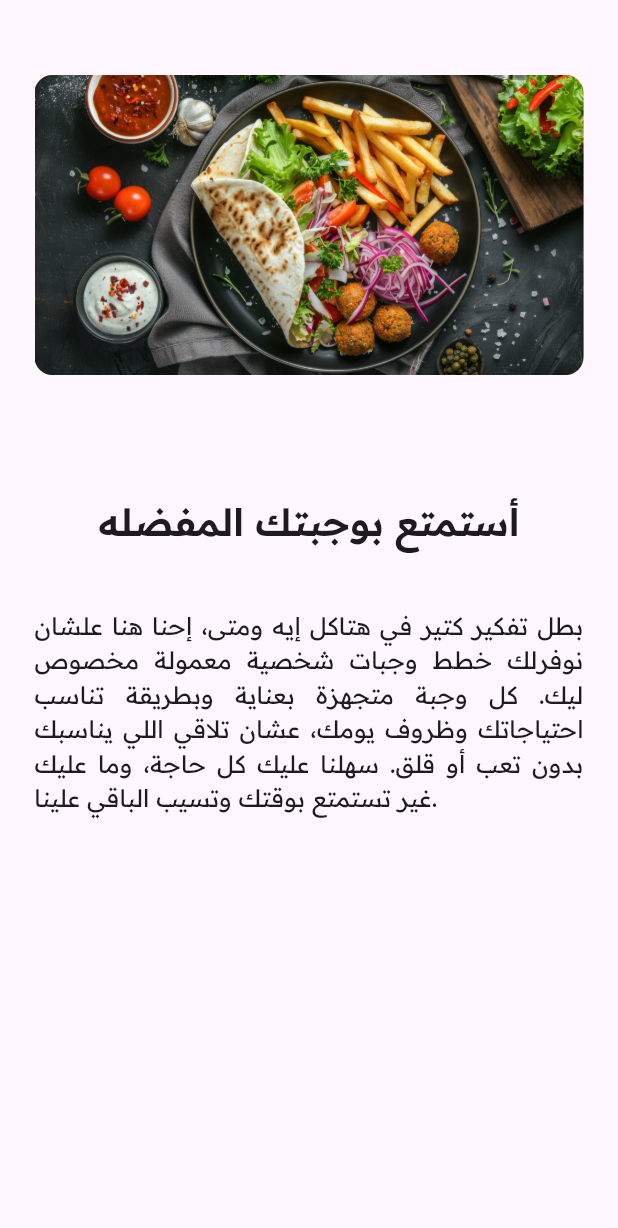
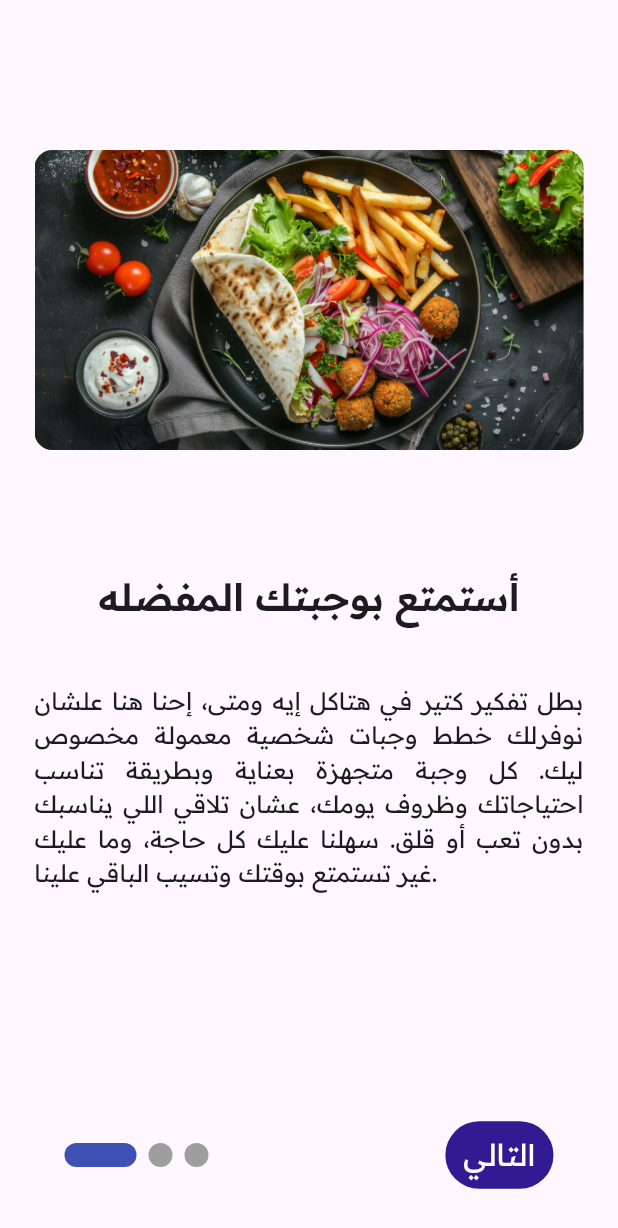
Before and after one commit to Mohamed-Adel9/aklty, a Flutter app: the screen it shows after launch, on a phone screen of 412 x 824 dp. Shown: the top 1228 px of the screen. Run offline on Flutter 3.47's test engine with Material 3 defaults, Android fonts, the phone set to English and light mode, and no system bars; drawn by our look-alikes of carousel_slider, smooth_page_indicator; our stand-ins replace another_flutter_splash_screen, go_router.

Commit message:
finish first one in onBoarding

```diff
--- a/lib/core/utils/styles.dart
+++ b/lib/core/utils/styles.dart
@@ -1,24 +1,45 @@
-
 import 'package:flutter/material.dart';
 
 abstract class Styles {
-  static const TextStyle bold50 = TextStyle(
+  static TextStyle styleBold50(context) {
+    return const TextStyle(
       fontWeight: FontWeight.w700,
       fontSize: 50.0,
       fontFamily: "ReadexPro",
-      color: Colors.black,);
+      color: Colors.black,
+    );
+  } static TextStyle styleBold25(context) {
+    return const TextStyle(
+      fontWeight: FontWeight.w700,
+      fontSize: 25.0,
+      fontFamily: "ReadexPro",
+      color: Colors.black,
+    );
+  }
 
-static const TextStyle semiBold25 = TextStyle(
+  static TextStyle styleSemiBold25(context) {
+    return const TextStyle(
       fontSize: 25,
       fontFamily: 'ReadexPro',
       letterSpacing: -0.3,
       fontWeight: FontWeight.w600,
     );
-static const TextStyle regular16 = TextStyle(
+  }
+
+  static TextStyle styleRegular16(context) {
+    return const TextStyle(
       fontSize: 16,
       fontFamily: 'ReadexPro',
       letterSpacing: -0.3,
       fontWeight: FontWeight.w400,
     );
+  }
 
+  static TextStyle styleRegular20(context) {
+    return const TextStyle(
+        fontSize: 20,
+        fontFamily: 'ReadexPro',
+        fontWeight: FontWeight.w400,
+        color: Colors.white);
   }
+}
--- /dev/null
+++ b/lib/features/on_boarding/presentation/views/widgets/indicator_and_button_widget.dart
@@ -0,0 +1,50 @@
+import 'package:aklty/core/utils/styles.dart';
+import 'package:flutter/material.dart';
+import 'package:smooth_page_indicator/smooth_page_indicator.dart';
+
+class IndicatorAndButtonWidget extends StatelessWidget {
+  const IndicatorAndButtonWidget({
+    super.key,
+    required this.controller,
+    required this.textColor,
+    required this.buttonColor,
+  });
+
+  final PageController controller;
+  final Color textColor;
+  final Color buttonColor;
+
+  @override
+  Widget build(BuildContext context) {
+    return Padding(
+      padding: const EdgeInsets.symmetric(vertical: 30.0, horizontal: 20),
+      child: Row(
+        children: [
+          SmoothPageIndicator(
+            controller: controller, // PageController
+            count: 3,
+            effect: const ExpandingDotsEffect(), // your preferred effect
+          ),
+          const Spacer(),
+          TextButton(
+
+            onPressed: () {
+              controller.nextPage(
+                  curve: Curves.easeInOut,
+                  duration: const Duration(milliseconds: 500));
+            },
+            style: ElevatedButton.styleFrom(
+              backgroundColor: buttonColor,
+            ),
+            child: Text(
+              "التالي",
+              style: Styles.styleRegular20(context).copyWith(
+                color: textColor,
+              ),
+            ),
+          ),
+        ],
+      ),
+    );
+  }
+}
--- /dev/null
+++ b/lib/features/on_boarding/presentation/views/widgets/on_boarding_first_screen.dart
@@ -0,0 +1,50 @@
+import 'package:aklty/core/utils/styles.dart';
+import 'package:aklty/features/on_boarding/presentation/views/widgets/custom_carousel.dart';
+import 'package:aklty/features/on_boarding/presentation/views/widgets/indicator_and_button_widget.dart';
+import 'package:flutter/material.dart';
+
+class OnBoardingFirstScreen extends StatelessWidget {
+  const OnBoardingFirstScreen({
+    super.key,
+    required this.controller,
+  });
+
+  final PageController controller;
+
+  @override
+  Widget build(BuildContext context) {
+    return Padding(
+      padding: const EdgeInsets.symmetric(horizontal: 23.0),
+      child: Column(
+        mainAxisAlignment: MainAxisAlignment.center,
+        children: [
+          const SizedBox(
+            height: 100,
+          ),
+          const CustomCarousel(),
+          const SizedBox(
+            height: 80,
+          ),
+           Text(
+            "أستمتع بوجبتك المفضله",
+            style: Styles.styleSemiBold25(context),
+          ),
+          const SizedBox(
+            height: 40,
+          ),
+           Text(
+            "بطل تفكير كتير في هتاكل إيه ومتى، إحنا هنا علشان نوفرلك خطط وجبات شخصية معمولة مخصوص ليك. كل وجبة متجهزة بعناية وبطريقة تناسب احتياجاتك وظروف يومك، عشان تلاقي اللي يناسبك بدون تعب أو قلق. سهلنا عليك كل حاجة، وما عليك غير تستمتع بوقتك وتسيب الباقي علينا.",
+            style: Styles.styleRegular16(context),
+            textAlign: TextAlign.justify,
+          ),
+          const Spacer(),
+          IndicatorAndButtonWidget(
+            controller: controller,
+            textColor: Colors.white,
+            buttonColor: Colors.deepPurple.shade900,
+          ),
+        ],
+      ),
+    );
+  }
+}
--- a/lib/features/on_boarding/presentation/views/widgets/on_boarding_view_body.dart
+++ b/lib/features/on_boarding/presentation/views/widgets/on_boarding_view_body.dart
@@ -1,38 +1,33 @@
-import 'package:aklty/core/utils/styles.dart';
-import 'package:aklty/features/on_boarding/presentation/views/widgets/custom_carousel.dart';
+import 'package:aklty/features/on_boarding/presentation/views/widgets/on_boarding_first_screen.dart';
+import 'package:aklty/features/on_boarding/presentation/views/widgets/on_boarding_second_screen.dart';
 import 'package:flutter/cupertino.dart';
 import 'package:flutter/material.dart';
 
-class OnBoardingViewBody extends StatelessWidget {
+class OnBoardingViewBody extends StatefulWidget {
   const OnBoardingViewBody({super.key});
 
   @override
+  State<OnBoardingViewBody> createState() => _OnBoardingViewBodyState();
+}
+
+class _OnBoardingViewBodyState extends State<OnBoardingViewBody> {
+  final PageController _pageController = PageController();
+  int currentPage = 0;
+
+  @override
   Widget build(BuildContext context) {
-    return const Padding(
-      padding: EdgeInsets.symmetric(horizontal: 23.0),
-      child: Column(
-        children: [
-          SizedBox(
-            height: 50,
-          ),
-          CustomCarousel(),
-          SizedBox(
-            height: 80,
-          ),
-          Text(
-            "أستمتع بوجبتك المفضله",
-            style: Styles.semiBold25,
-          ),
-          SizedBox(
-            height: 40,
-          ),
-          Text(
-            "بطل تفكير كتير في هتاكل إيه ومتى، إحنا هنا علشان نوفرلك خطط وجبات شخصية معمولة مخصوص ليك. كل وجبة متجهزة بعناية وبطريقة تناسب احتياجاتك وظروف يومك، عشان تلاقي اللي يناسبك بدون تعب أو قلق. سهلنا عليك كل حاجة، وما عليك غير تستمتع بوقتك وتسيب الباقي علينا.",
-            style: Styles.regular16,
-            textAlign: TextAlign.justify,
-          ),
-        ],
-      ),
+    return PageView(
+      controller: _pageController,
+      onPageChanged: (index) {
+        setState(() {
+          currentPage = index;
+        });
+      },
+      children:  [
+        OnBoardingFirstScreen(controller: _pageController,),
+        OnBoardingSecondScreen(controller: _pageController,),
+
+      ],
     );
   }
 }
--- a/lib/features/splash/presentation/views/widgets/animated_gif.dart
+++ b/lib/features/splash/presentation/views/widgets/animated_gif.dart
@@ -24,9 +24,9 @@ class AnimatedGif extends StatelessWidget {
             const SizedBox(
               height: 20,
             ),
-            const Text(
+             Text(
               "أكلتي",
-              style: Styles.bold50,
+              style: Styles.styleBold50(context),
             ),
           ],
         ),
--- a/pubspec.yaml
+++ b/pubspec.yaml
@@ -38,6 +38,7 @@ dependencies:
   go_router: ^14.3.0
   another_flutter_splash_screen: ^1.2.1
   carousel_slider: ^5.0.0
+  smooth_page_indicator: ^1.2.0+3
 
 dev_dependencies:
   flutter_test:
```
Also changed, not shown: lib/features/on_boarding/presentation/views/widgets/on_boarding_second_screen.dart (added, +75 -0 lines), lib/features/on_boarding/presentation/views/on_boarding_view.dart (line endings or trailing spaces), pubspec.lock. Lines whose indentation alone changed are shown as unchanged.
